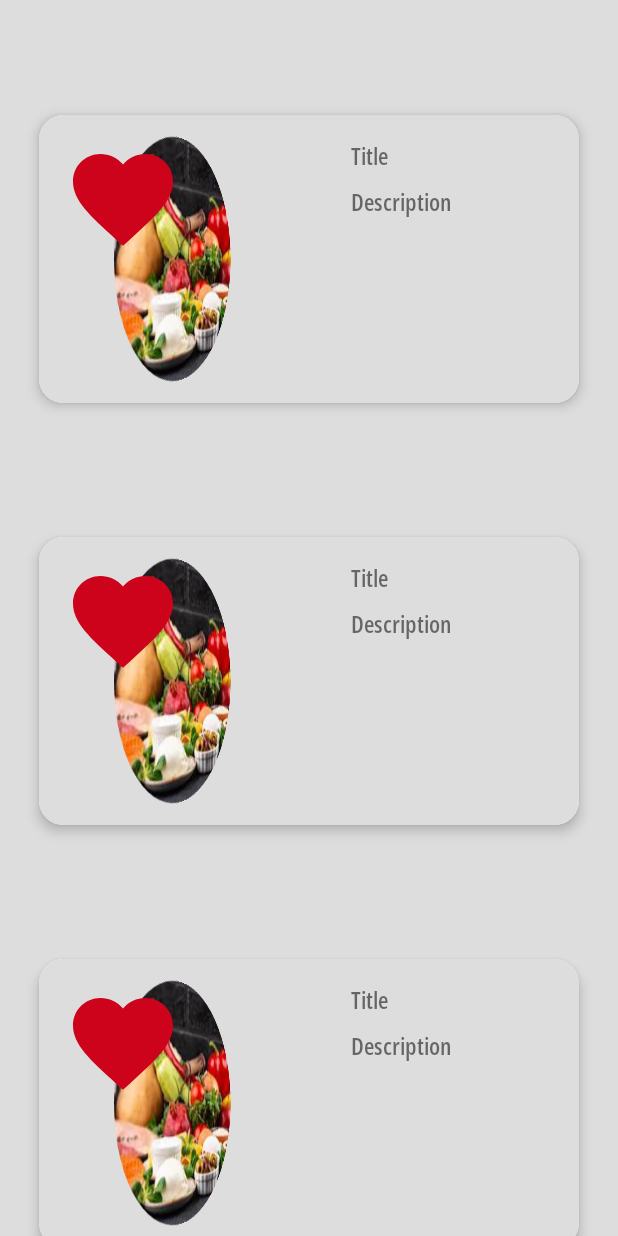
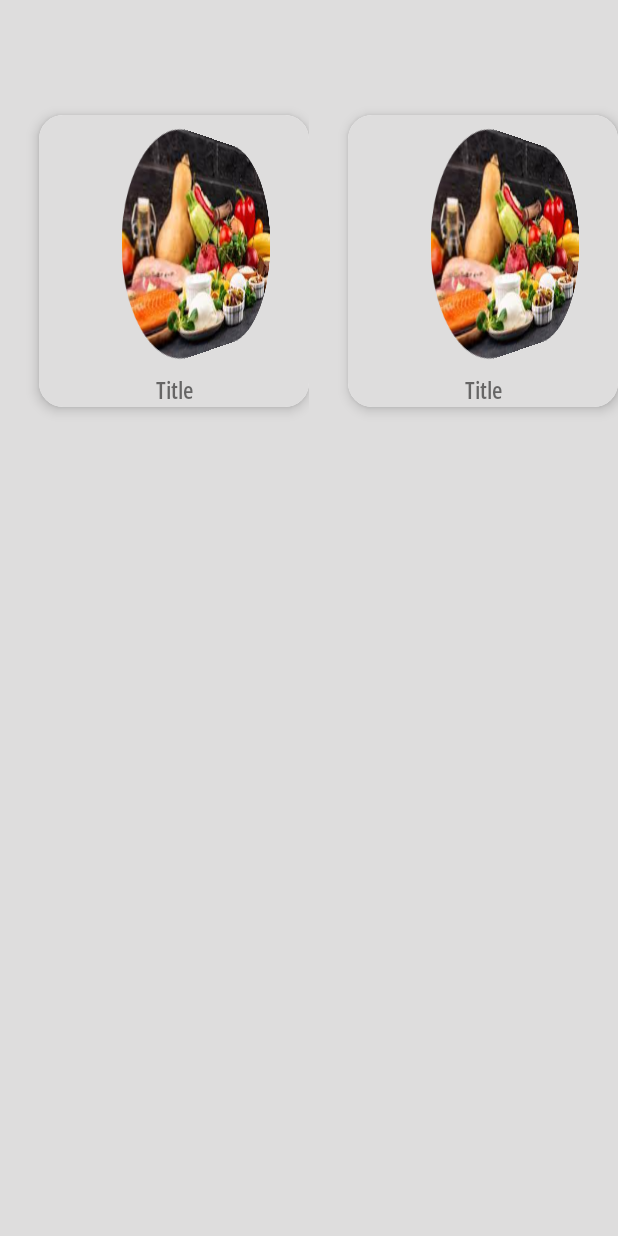
Before and after one commit to kubraklc/HealthyLife, an Android app: the layout fragment_favorite.xml on its own in the app's theme, with its tools: preview values and no code run, on a phone screen of 412 x 824 dp. Run offline under Robolectric (Android 15) with nearby library versions, the phone set to English and light mode, and no system bars.

Commit message:
favori adapter çalışmaları yapılıyor

```diff
--- a/app/src/main/java/com/example/healthylife/activity/MainActivity.kt
+++ b/app/src/main/java/com/example/healthylife/activity/MainActivity.kt
@@ -7,6 +7,7 @@ import androidx.fragment.app.Fragment
 import com.example.healthylife.R
 import com.example.healthylife.databinding.ActivityMainBinding
 import com.example.healthylife.fragment.*
+import com.example.healthylife.ui.favorite.FavoriteFragment
 
 import com.example.healthylife.ui.home.HomeFragment
 
--- a/app/src/main/java/com/example/healthylife/model/MealList.kt
+++ b/app/src/main/java/com/example/healthylife/model/MealList.kt
@@ -1,8 +1,6 @@
 package com.example.healthylife.model
 
-import android.os.Bundle
 import androidx.room.Entity
-import com.example.healthylife.ui.detail.RecipeFragment
 
 data class MealList(
     val meals: List<Meal>
--- a/app/src/main/java/com/example/healthylife/ui/home/HomeFragment.kt
+++ b/app/src/main/java/com/example/healthylife/ui/home/HomeFragment.kt
@@ -118,8 +118,6 @@ class HomeFragment : Fragment() {
                            .addToBackStack(null)
                            .commit()
 
-
-
                    }else Log.e("No meal", "random recipe null")
                }
            }
@@ -147,7 +145,7 @@ class HomeFragment : Fragment() {
       adapter2 = MostPopularAdapter(
           meals = emptyList(), // Başlangıçta boş bir liste
           clickListener = { clickedMeal ->
-              // Tıklanıldığında yapılacak işlemleri burada tanımlayabilirsiniz.
+              // Tıklanıldığında yapılacak işlemleri burada tanımlayabiliriz.
           }
       )
 
--- /dev/null
+++ b/app/src/main/res/drawable/ic_favorite_border.xml
@@ -0,0 +1,5 @@
+<vector xmlns:android="http://schemas.android.com/apk/res/android" android:height="24dp" android:tint="#CA031B" android:viewportHeight="24" android:viewportWidth="24" android:width="24dp">
+
+    <path android:fillColor="@android:color/white" android:pathData="M16.5,3c-1.74,0 -3.41,0.81 -4.5,2.09C10.91,3.81 9.24,3 7.5,3 4.42,3 2,5.42 2,8.5c0,3.78 3.4,6.86 8.55,11.54L12,21.35l1.45,-1.32C18.6,15.36 22,12.28 22,8.5 22,5.42 19.58,3 16.5,3zM12.1,18.55l-0.1,0.1 -0.1,-0.1C7.14,14.24 4,11.39 4,8.5 4,6.5 5.5,5 7.5,5c1.54,0 3.04,0.99 3.57,2.36h1.87C13.46,5.99 14.96,5 16.5,5c2,0 3.5,1.5 3.5,3.5 0,2.89 -3.14,5.74 -7.9,10.05z"/>
+
+</vector>
--- a/app/src/main/res/layout/fragment_favorite.xml
+++ b/app/src/main/res/layout/fragment_favorite.xml
@@ -5,25 +5,35 @@
     android:layout_width="match_parent"
     android:layout_height="match_parent"
     android:background="@color/bottom_background_color"
-    tools:context=".fragment.FavoriteFragment">
+    tools:context=".ui.favorite.FavoriteFragment">
 
         <LinearLayout
-        android:id="@+id/favoritesback"
             android:layout_width="match_parent"
-        android:layout_height="wrap_content"
-        android:orientation="vertical">
+            android:layout_height="60dp"
+            android:gravity="center"
+            android:orientation="horizontal">
 
             <TextView
-            android:layout_width="match_parent"
+                android:id="@+id/favoritesText"
+                android:layout_width="wrap_content"
                 android:layout_height="wrap_content"
-            android:layout_margin="12dp"
-            android:drawableLeft="@drawable/ic_back"
+                android:layout_margin="1dp"
                 android:fontFamily="@font/opensans_semibold"
-            android:gravity="center"
                 android:text="Favorites"
+                android:textAlignment="center"
                 android:textSize="20sp"
-            android:textStyle="bold"></TextView>
+                android:textStyle="bold"/>
+
+            <ImageView
+                android:id="@+id/imageFavorite"
+                android:layout_width="wrap_content"
+                android:layout_height="wrap_content"
+                android:background="@android:color/transparent"
+                android:clickable="true"
+                android:src="@drawable/ic_favorite_border"
+                tools:ignore="MissingConstraints" />
         </LinearLayout>
+
 
      <androidx.recyclerview.widget.RecyclerView
          android:id="@+id/recyclerviewFavorites"
@@ -32,7 +42,7 @@
          tools:listitem="@layout/fragment_favorite_item"
          android:orientation="vertical"
          app:layoutManager="androidx.recyclerview.widget.StaggeredGridLayoutManager"
-         app:spanCount="1">
+         app:spanCount="2">
 
      </androidx.recyclerview.widget.RecyclerView>
 
--- a/app/src/main/res/layout/fragment_favorite_item.xml
+++ b/app/src/main/res/layout/fragment_favorite_item.xml
@@ -6,9 +6,11 @@
     xmlns:app="http://schemas.android.com/apk/res-auto"
     xmlns:tools="http://schemas.android.com/tools">
 
+
+
     <androidx.cardview.widget.CardView
         android:id="@+id/favoritepageCardview"
-        android:layout_width="match_parent"
+        android:layout_width="200dp"
         android:layout_height="wrap_content"
         android:layout_marginLeft="16dp"
         android:layout_marginTop="64dp"
@@ -22,12 +24,13 @@
             android:layout_width="match_parent"
             android:layout_height="wrap_content"
             android:background="@color/bottom_background_color"
-            android:orientation="horizontal">
+            android:gravity="center_vertical"
+            android:orientation="vertical">
 
             <com.google.android.material.imageview.ShapeableImageView
-                android:id="@+id/descimgView"
-                android:layout_width="160dp"
-                android:layout_height="160dp"
+                android:id="@+id/favImg"
+                android:layout_width="200dp"
+                android:layout_height="140dp"
                 android:layout_margin="16dp"
                 android:rotationY="62"
                 android:scaleType="centerCrop"
@@ -36,47 +39,18 @@
                 app:shapeAppearanceOverlay="@style/favorie_shape"
                 tools:ignore="MissingConstraints" />
 
-            <LinearLayout
+            <TextView
+                android:id="@+id/favText"
                 android:layout_width="match_parent"
                 android:layout_height="wrap_content"
-                android:layout_margin="16dp"
                 android:layout_weight="1"
-                android:orientation="vertical">
-
-                <TextView
-                    android:layout_width="match_parent"
-                    android:layout_height="wrap_content"
-                    android:layout_weight="1"
-                    android:fontFamily="@font/opensans_semibold"
-                    android:text="Title"
-                    android:textSize="16dp"
-                    android:textStyle="bold"></TextView>
-
-                <TextView
-                    android:layout_width="match_parent"
-                    android:layout_height="wrap_content"
-                    android:layout_marginTop="8dp"
-                    android:layout_weight="1"
-                    android:fontFamily="@font/opensans_semibold"
-                    android:maxLines="3"
-                    android:text="Description"
-                    android:textSize="16dp"
-                    android:textStyle="bold"></TextView>
-            </LinearLayout>
+                android:fontFamily="@font/opensans_semibold"
+                android:textAlignment="center"
+                android:text="Title"
+                android:textSize="16dp"
+                android:textStyle="bold">
+            </TextView>
         </LinearLayout>
 
-        <ImageButton
-            android:id="@+id/imageFavorite"
-            android:layout_width="wrap_content"
-            android:layout_height="wrap_content"
-            android:layout_marginEnd="36dp"
-            android:layout_marginBottom="32dp"
-            android:background="@android:color/transparent"
-            android:padding="16dp"
-            android:src="@drawable/ic_favorite"
-
-            tools:ignore="MissingConstraints" />
-
     </androidx.cardview.widget.CardView>
-
 </FrameLayout>
```
Also changed, not shown: app/src/main/java/com/example/healthylife/fragment/FavoriteFragment.kt (deleted, +0 -30 lines), app/src/main/java/com/example/healthylife/ui/detail/RecipeFragment.kt (+11 -2 lines), app/src/main/java/com/example/healthylife/ui/favorite/FavoriteAdapter.kt (added, +55 -0 lines), app/src/main/java/com/example/healthylife/ui/favorite/FavoriteFragment.kt (added, +46 -0 lines), app/src/main/java/com/example/healthylife/ui/favorite/FavoriteViewModel.kt (added, +41 -0 lines). Lines whose indentation alone changed are shown as unchanged.
